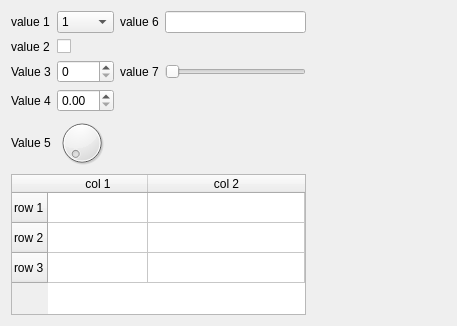
First picture: the form in ScriptCommunicator/exampleScripts/WorkerScripts/CyclicSendReceive/CyclicSend.ui, repository szieke/ScriptCommunicator_serial-terminal, before the edit.
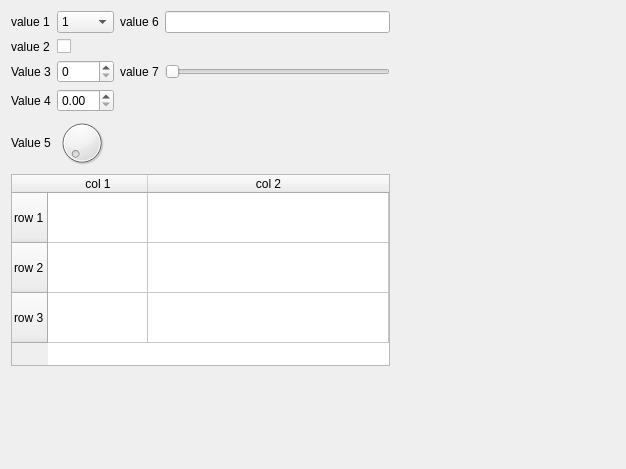
Second picture: the form after the edit.

What changed in the file:
```diff
--- a/ScriptCommunicator/exampleScripts/WorkerScripts/CyclicSendReceive/CyclicSend.ui
+++ b/ScriptCommunicator/exampleScripts/WorkerScripts/CyclicSendReceive/CyclicSend.ui
@@ -6,8 +6,8 @@
    <rect>
     <x>0</x>
     <y>0</y>
-    <width>457</width>
-    <height>326</height>
+    <width>626</width>
+    <height>469</height>
    </rect>
   </property>
   <property name="windowTitle">
@@ -168,6 +168,9 @@
      <attribute name="horizontalHeaderStretchLastSection">
       <bool>true</bool>
      </attribute>
+     <attribute name="verticalHeaderMinimumSectionSize">
+      <number>50</number>
+     </attribute>
      <row>
       <property name="text">
        <string>row 1</string>
```
